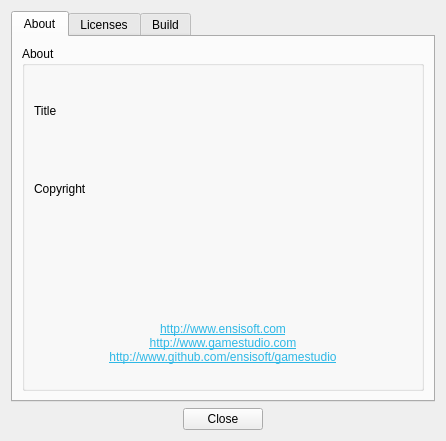
Before: the Qt Designer form editor/gui/dlgabout.ui in ensisoft/detonator, drawn with Qt 5.
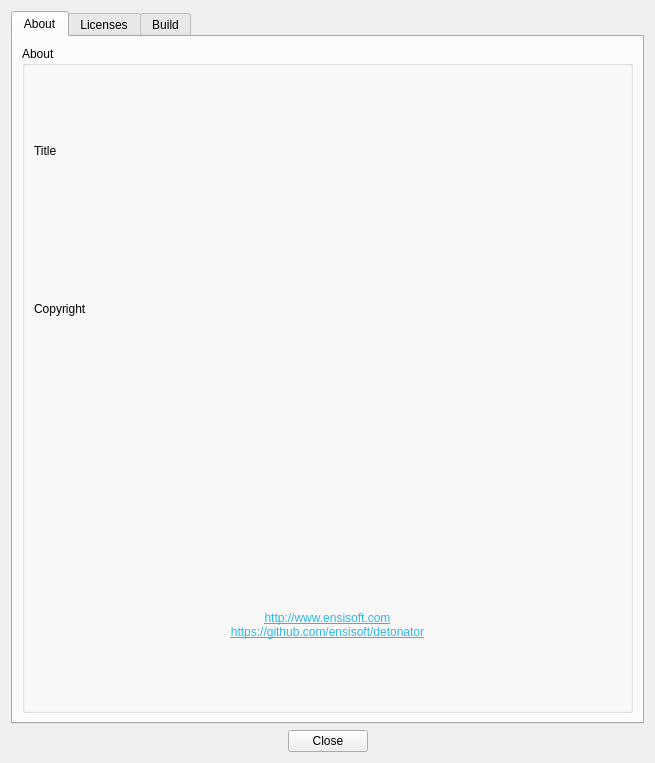
After: the same form once the commit is applied. Icons and pictures are not drawn.

Commit message:
Rename project to DETONATOR 2D and update some URLs and copyrights
Rename project to DETONATOR 2D and update some URLs and copyrights.

```diff
--- a/editor/gui/dlgabout.ui
+++ b/editor/gui/dlgabout.ui
@@ -6,8 +6,8 @@
    <rect>
     <x>0</x>
     <y>0</y>
-    <width>446</width>
-    <height>441</height>
+    <width>655</width>
+    <height>763</height>
    </rect>
   </property>
   <property name="windowTitle">
@@ -96,7 +96,7 @@
           <item>
            <widget class="QLabel" name="www">
             <property name="text">
-             <string>&lt;html&gt;&lt;head/&gt;&lt;body&gt;&lt;p align=&quot;center&quot;&gt;&lt;a href=&quot;http://www.ensisoft.com&quot;&gt;&lt;span style=&quot; text-decoration: underline; color:#2eb8e6;&quot;&gt;http://www.ensisoft.com&lt;br/&gt;&lt;/span&gt;&lt;/a&gt;&lt;a href=&quot;http://www.gamestudio.com&quot;&gt;&lt;span style=&quot; text-decoration: underline; color:#2eb8e6;&quot;&gt;http://www.gamestudio.com&lt;br/&gt;&lt;/span&gt;&lt;/a&gt;&lt;a href=&quot;http://www.github.com/ensisoft/gamestudio&quot;&gt;&lt;span style=&quot; text-decoration: underline; color:#2eb8e6;&quot;&gt;http://www.github.com/ensisoft/gamestudio&lt;/span&gt;&lt;/a&gt;&lt;/p&gt;&lt;/body&gt;&lt;/html&gt;</string>
+             <string>&lt;html&gt;&lt;head/&gt;&lt;body&gt;&lt;p align=&quot;center&quot;&gt;&lt;a href=&quot;http://www.ensisoft.com&quot;&gt;&lt;span style=&quot; text-decoration: underline; color:#2eb8e6;&quot;&gt;http://www.ensisoft.com&lt;/span&gt;&lt;/a&gt;&lt;a href=&quot;http://www.gamestudio.com&quot;&gt;&lt;span style=&quot; text-decoration: underline; color:#2eb8e6;&quot;&gt;&lt;br/&gt;&lt;/span&gt;&lt;/a&gt;&lt;a href=&quot;http://www.github.com/ensisoft/gamestudio&quot;&gt;&lt;span style=&quot; text-decoration: underline; color:#2eb8e6;&quot;&gt;https://github.com/ensisoft/detonator&lt;/span&gt;&lt;/a&gt;&lt;/p&gt;&lt;/body&gt;&lt;/html&gt;</string>
             </property>
             <property name="textFormat">
              <enum>Qt::RichText</enum>
```
Left out of the diff: 4 changed lines with no effect on the pictures. The commit also changes 13 other files.
